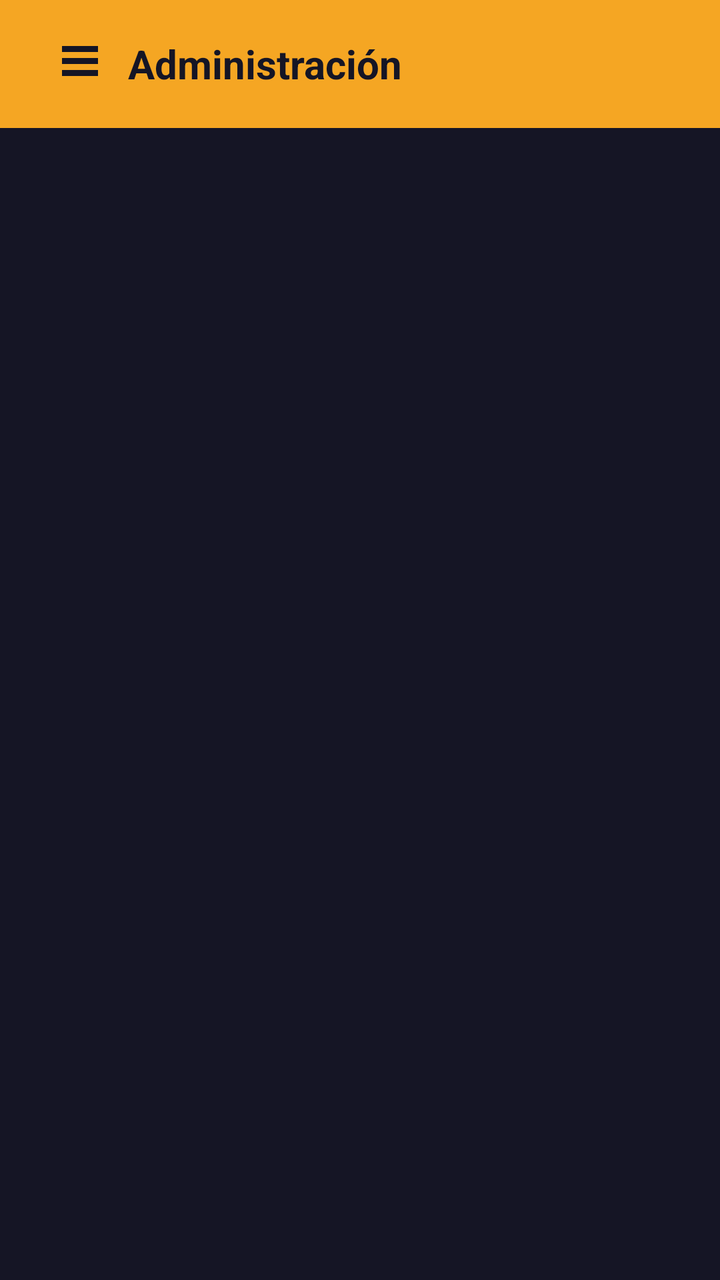
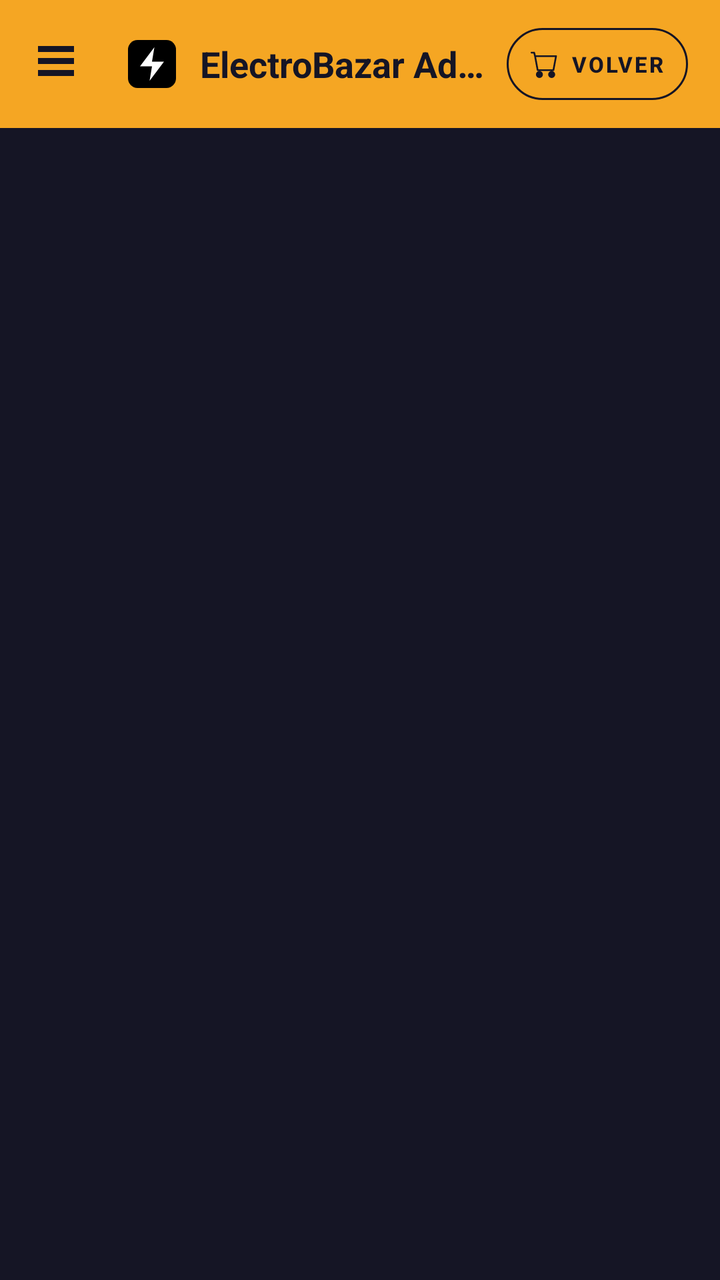

Two renders of the same Android screen: before a commit and after it. Below are the layout's source before the change and the commit's diff.
<!-- AndroidManifest.xml: application theme Theme.Electrobazar -->
<!-- res/layout/fragment_admin.xml -->
<?xml version="1.0" encoding="utf-8"?>
<androidx.drawerlayout.widget.DrawerLayout xmlns:android="http://schemas.android.com/apk/res/android"
    xmlns:app="http://schemas.android.com/apk/res-auto"
    xmlns:tools="http://schemas.android.com/tools"
    android:id="@+id/adminDrawerLayout"
    android:layout_width="match_parent"
    android:layout_height="match_parent"
    android:background="?attr/android:windowBackground">

    
    <androidx.constraintlayout.widget.ConstraintLayout
        android:layout_width="match_parent"
        android:layout_height="match_parent">

        
        <com.google.android.material.appbar.MaterialToolbar
            android:id="@+id/adminToolbar"
            android:layout_width="match_parent"
            android:layout_height="?attr/actionBarSize"
            android:background="?attr/colorPrimary"
            app:layout_constraintTop_toTopOf="parent">

            <ImageButton
                android:id="@+id/adminHamburgerBtn"
                android:layout_width="48dp"
                android:layout_height="48dp"
                android:background="?attr/selectableItemBackgroundBorderless"
                android:src="@drawable/ic_menu"
                app:tint="?attr/colorOnPrimary" />

            <TextView
                android:layout_width="wrap_content"
                android:layout_height="wrap_content"
                android:layout_marginStart="16dp"
                android:text="Administración"
                android:textColor="?attr/colorOnPrimary"
                android:textSize="20sp"
                android:textStyle="bold" />

        </com.google.android.material.appbar.MaterialToolbar>

        
        <androidx.recyclerview.widget.RecyclerView
            android:id="@+id/adminRecyclerView"
            android:layout_width="match_parent"
            android:layout_height="0dp"
            android:padding="8dp"
            android:clipToPadding="false"
            app:layout_constraintBottom_toBottomOf="parent"
            app:layout_constraintTop_toBottomOf="@id/adminToolbar"
            tools:listitem="@layout/item_admin_hub" />

        
        <FrameLayout
            android:id="@+id/admin_fragment_container"
            android:layout_width="match_parent"
            android:layout_height="0dp"
            android:visibility="gone"
            app:layout_constraintBottom_toBottomOf="parent"
            app:layout_constraintTop_toBottomOf="@id/adminToolbar" />

    </androidx.constraintlayout.widget.ConstraintLayout>

    
    <com.google.android.material.navigation.NavigationView
        android:id="@+id/adminNavigationView"
        android:layout_width="wrap_content"
        android:layout_height="match_parent"
        android:layout_gravity="start"
        android:background="?attr/colorSurface"
        app:itemIconTint="?attr/android:textColorSecondary"
        app:itemTextColor="?attr/android:textColorPrimary"
        app:menu="@menu/admin_sidebar_menu" />

</androidx.drawerlayout.widget.DrawerLayout>
<!-- res/layout/item_admin_hub.xml (included above) -->
<?xml version="1.0" encoding="utf-8"?>
<androidx.cardview.widget.CardView xmlns:android="http://schemas.android.com/apk/res/android"
    xmlns:app="http://schemas.android.com/apk/res-auto"
    android:layout_width="match_parent"
    android:layout_height="wrap_content"
    android:layout_margin="8dp"
    app:cardBackgroundColor="?attr/colorSurface"
    app:cardCornerRadius="12dp"
    app:cardElevation="2dp"
    android:foreground="?attr/selectableItemBackground">

    <LinearLayout
        android:layout_width="match_parent"
        android:layout_height="wrap_content"
        android:gravity="center"
        android:orientation="vertical"
        android:padding="20dp">

        <ImageView
            android:id="@+id/ivIcon"
            android:layout_width="48dp"
            android:layout_height="48dp"
            android:src="@drawable/ic_inventory"
            app:tint="?attr/colorPrimary" />

        <TextView
            android:id="@+id/tvTitle"
            android:layout_width="wrap_content"
            android:layout_height="wrap_content"
            android:layout_marginTop="12dp"
            android:text="Inventario"
            android:textColor="?attr/android:textColorPrimary"
            android:textSize="14sp"
            android:textStyle="bold"
            android:gravity="center"
            android:maxLines="2"
            android:ellipsize="end" />

    </LinearLayout>
</androidx.cardview.widget.CardView>
<!-- resources referenced by this layout -->
<resources>
  <!-- drawable ic_inventory (drawable) -->
  <vector xmlns:android="http://schemas.android.com/apk/res/android"
      android:width="24dp"
      android:height="24dp"
      android:viewportWidth="16"
      android:viewportHeight="16">
      <path
          android:fillColor="#FFFFFF"
          android:pathData="M8.186,1.113a0.5,0.5 0 0,0 -0.372,0L1.846,3.5l2.404,0.961L10.404,2,8.186,1.113zM11,2.35L4.85,4.81l2.964,1.186L14,3.59,11,2.35zM4.5,5.196L1.5,4v7.331l3,1.2V5.196zM5.5,12.531l3,-1.2V5.196l-3,1.2v6.135zM9.5,11.331L14.5,9.331V2.669l-5,2V11.331z" />
  </vector>
  <!-- drawable ic_menu (drawable) -->
  <vector xmlns:android="http://schemas.android.com/apk/res/android"
      android:width="24dp"
      android:height="24dp"
      android:viewportWidth="16"
      android:viewportHeight="16">
      <path
          android:fillColor="#FFFFFF"
          android:pathData="M2,12h12v-2H2v2zm0,-4h12V6H2v2zm0,-6v2h12V2H2z" />
  </vector>
  <style name="Theme.Electrobazar" parent="Base.Theme.Electrobazar" />
  <color name="accent">#f5a623</color>
  <color name="primary">#151525</color>
  <color name="surface">#252545</color>
  <color name="text_main">#e8eaf0</color>
  <color name="secondary">#1e1e35</color>
  <color name="text_muted">#8892a4</color>
  <color name="border">#2c2c4d</color>
  <color name="danger">#ef4444</color>
  <style name="CustomChipStyle" parent="Widget.Material3.Chip.Filter">
          <item name="android:colorPrimaryDark">#000000</item>
          <item name="chipBackgroundColor">@color/chip_bg_selector</item>
          <item name="android:textColor">@color/chip_text_selector</item>
          <item name="chipStrokeWidth">0dp</item>
          <item name="shapeAppearance">@style/ShapeAppearance.SmallComponent</item>
      </style>
  <style name="ShapeAppearance.SmallComponent" parent="ShapeAppearance.Material3.SmallComponent">
          <item name="cornerSize">20dp</item>
          <item name="android:colorPrimaryDark">#000000</item>
      </style>
  <!-- unchanged entries left out for length: 1 -->
</resources>

<!-- the commit's change to res/layout/fragment_admin.xml (unified diff, before → after) -->
@@ -18,24 +18,65 @@
             android:layout_width="match_parent"
             android:layout_height="?attr/actionBarSize"
             android:background="?attr/colorPrimary"
-            app:layout_constraintTop_toTopOf="parent">
+            app:layout_constraintTop_toTopOf="parent"
+            app:contentInsetStart="0dp">
 
-            <ImageButton
-                android:id="@+id/adminHamburgerBtn"
-                android:layout_width="48dp"
-                android:layout_height="48dp"
-                android:background="?attr/selectableItemBackgroundBorderless"
-                android:src="@drawable/ic_menu"
-                app:tint="?attr/colorOnPrimary" />
+            <LinearLayout
+                android:layout_width="match_parent"
+                android:layout_height="match_parent"
+                android:gravity="center_vertical"
+                android:orientation="horizontal"
+                android:paddingEnd="16dp">
 
-            <TextView
-                android:layout_width="wrap_content"
-                android:layout_height="wrap_content"
-                android:layout_marginStart="16dp"
-                android:text="Administración"
-                android:textColor="?attr/colorOnPrimary"
-                android:textSize="20sp"
-                android:textStyle="bold" />
+                <ImageButton
+                    android:id="@+id/adminHamburgerBtn"
+                    android:layout_width="56dp"
+                    android:layout_height="match_parent"
+                    android:background="?attr/selectableItemBackgroundBorderless"
+                    android:src="@drawable/ic_menu"
+                    app:tint="?attr/colorOnPrimary" />
+
+                <ImageView
+                    android:layout_width="24dp"
+                    android:layout_height="24dp"
+                    android:layout_marginStart="8dp"
+                    android:src="@drawable/ic_logo" />
+
+                <TextView
+                    android:id="@+id/adminAppNameText"
+                    android:layout_width="0dp"
+                    android:layout_height="wrap_content"
+                    android:layout_marginStart="12dp"
+                    android:layout_weight="1"
+                    android:ellipsize="end"
+                    android:maxLines="1"
+                    android:text="ElectroBazar Admin"
+                    android:textColor="?attr/colorOnPrimary"
+                    android:textSize="18sp"
+                    android:textStyle="bold" />
+
+                <com.google.android.material.button.MaterialButton
+                    android:id="@+id/btnReturnTpv"
+                    style="@style/Widget.MaterialComponents.Button.OutlinedButton"
+                    android:layout_width="wrap_content"
+                    android:layout_height="36dp"
+                    android:minHeight="0dp"
+                    android:minWidth="0dp"
+                    android:paddingHorizontal="12dp"
+                    android:text="VOLVER"
+                    android:textColor="?attr/colorOnPrimary"
+                    android:textSize="11sp"
+                    android:textStyle="bold"
+                    app:icon="@drawable/ic_cart"
+                    app:iconSize="14dp"
+                    app:iconPadding="6dp"
+                    app:iconTint="?attr/colorOnPrimary"
+                    app:strokeColor="?attr/colorOnPrimary"
+                    app:strokeWidth="1dp"
+                    app:cornerRadius="18dp"
+                    android:insetTop="0dp"
+                    android:insetBottom="0dp" />
+            </LinearLayout>
 
         </com.google.android.material.appbar.MaterialToolbar>
 
<!-- resource entries referenced after the edit -->
@@ -1,5 +1,15 @@
 <!-- resources referenced by this layout -->
 <resources>
+  <!-- drawable ic_cart (drawable) -->
+  <vector xmlns:android="http://schemas.android.com/apk/res/android"
+      android:width="24dp"
+      android:height="24dp"
+      android:viewportWidth="16"
+      android:viewportHeight="16">
+      <path
+          android:fillColor="#FFFFFF"
+          android:pathData="M0,1.5A0.5,0.5 0 0,1 0.5,1H2a0.5,0.5 0 0,1 0.485,0.379L2.89,3H14.5a0.5,0.5 0 0,1 0.491,0.592l-1.5,8A0.5,0.5 0 0,1 13,12H4a0.5,0.5 0 0,1 -0.491,-0.408L2.01,3.607 1.61,2H0.5a0.5,0.5 0 0,1 -0.5,-0.5zM3.102,4l1.313,7h8.17l1.313,-7H3.102zM5,12a2,2 0 1,0 0,4 2,2 0 0,0 0,-4zm7,0a2,2 0 1,0 0,4 2,2 0 0,0 0,-4z" />
+  </vector>
   <!-- drawable ic_inventory (drawable) -->
   <vector xmlns:android="http://schemas.android.com/apk/res/android"
       android:width="24dp"
@@ -9,6 +19,19 @@
       <path
           android:fillColor="#FFFFFF"
           android:pathData="M8.186,1.113a0.5,0.5 0 0,0 -0.372,0L1.846,3.5l2.404,0.961L10.404,2,8.186,1.113zM11,2.35L4.85,4.81l2.964,1.186L14,3.59,11,2.35zM4.5,5.196L1.5,4v7.331l3,1.2V5.196zM5.5,12.531l3,-1.2V5.196l-3,1.2v6.135zM9.5,11.331L14.5,9.331V2.669l-5,2V11.331z" />
+  </vector>
+  <!-- drawable ic_logo (drawable) -->
+  <vector xmlns:android="http://schemas.android.com/apk/res/android"
+      android:width="100dp"
+      android:height="100dp"
+      android:viewportWidth="100"
+      android:viewportHeight="100">
+      <path
+          android:fillColor="#000000"
+          android:pathData="M20,0 L80,0 A20,20 0,0 1 100,20 L100,80 A20,20 0,0 1 80,100 L20,100 A20,20 0,0 1 0,80 L0,20 A20,20 0,0 1 20,0 Z" />
+      <path
+          android:fillColor="#ffffff"
+          android:pathData="M55,15 L25,55 L50,55 L45,85 L75,45 L50,45 Z" />
   </vector>
   <!-- drawable ic_menu (drawable) -->
   <vector xmlns:android="http://schemas.android.com/apk/res/android"
